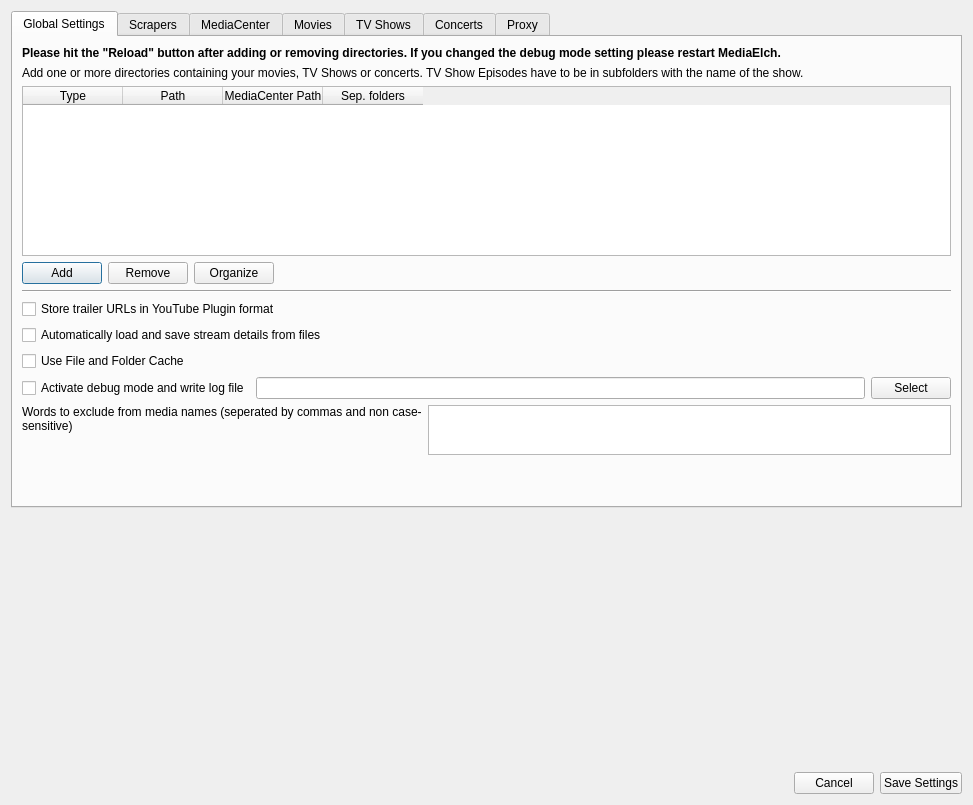
Old version of the form settings/SettingsWidget.ui in the repository Komet/MediaElch.
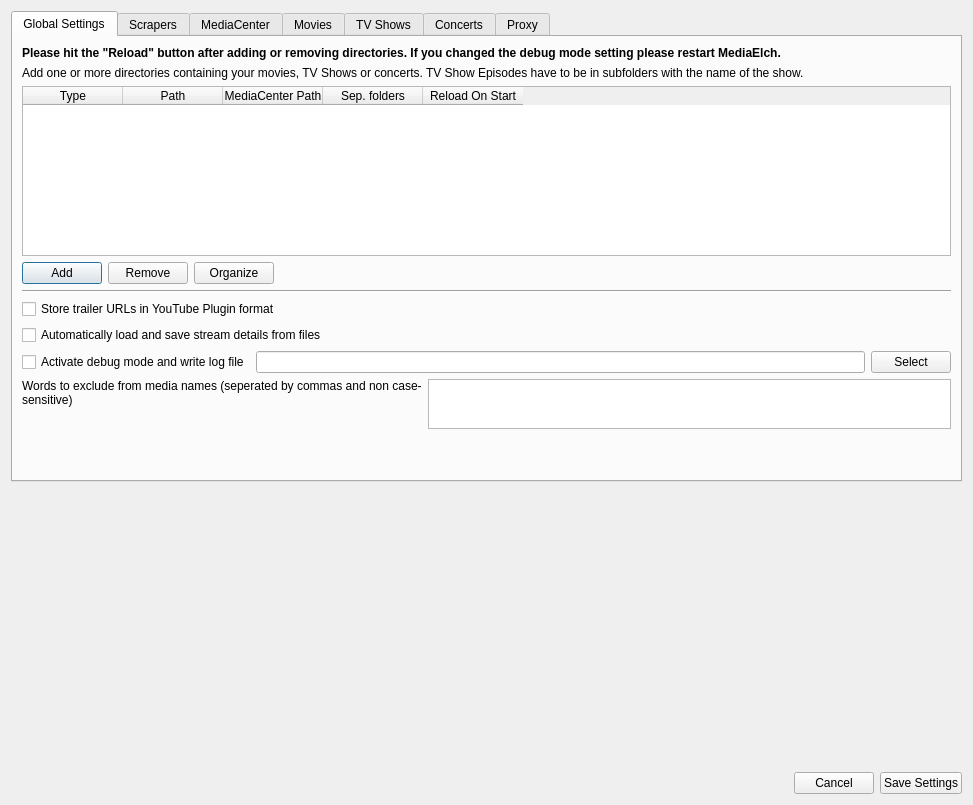
New version of the form. Icons and pictures are not drawn. Custom widgets are drawn as their Qt base class.

Commit message: Reimplemented the cache database

Diff of the .ui file:
```diff
--- a/settings/SettingsWidget.ui
+++ b/settings/SettingsWidget.ui
@@ -81,7 +81,7 @@
       <attribute name="title">
        <string>Global Settings</string>
       </attribute>
-      <layout class="QVBoxLayout" name="verticalLayout_2" stretch="0,0,0,0,0,0,0,0,0,0,0">
+      <layout class="QVBoxLayout" name="verticalLayout_2" stretch="0,0,0,0,0,0,0,0,0,0">
        <item>
         <widget class="QLabel" name="label_12">
          <property name="font">
@@ -151,6 +151,11 @@
            <string>Sep. folders</string>
           </property>
          </column>
+         <column>
+          <property name="text">
+           <string>Reload On Start</string>
+          </property>
+         </column>
         </widget>
        </item>
        <item>
@@ -215,13 +220,6 @@
          </property>
         </widget>
        </item>
-       <item>
-        <widget class="QCheckBox" name="chkUseCache">
-         <property name="text">
-          <string>Use File and Folder Cache</string>
-         </property>
-        </widget>
-       </item>
        <item>
         <layout class="QHBoxLayout" name="horizontalLayout_2">
          <item>
```
The commit also changes 37 other files.
